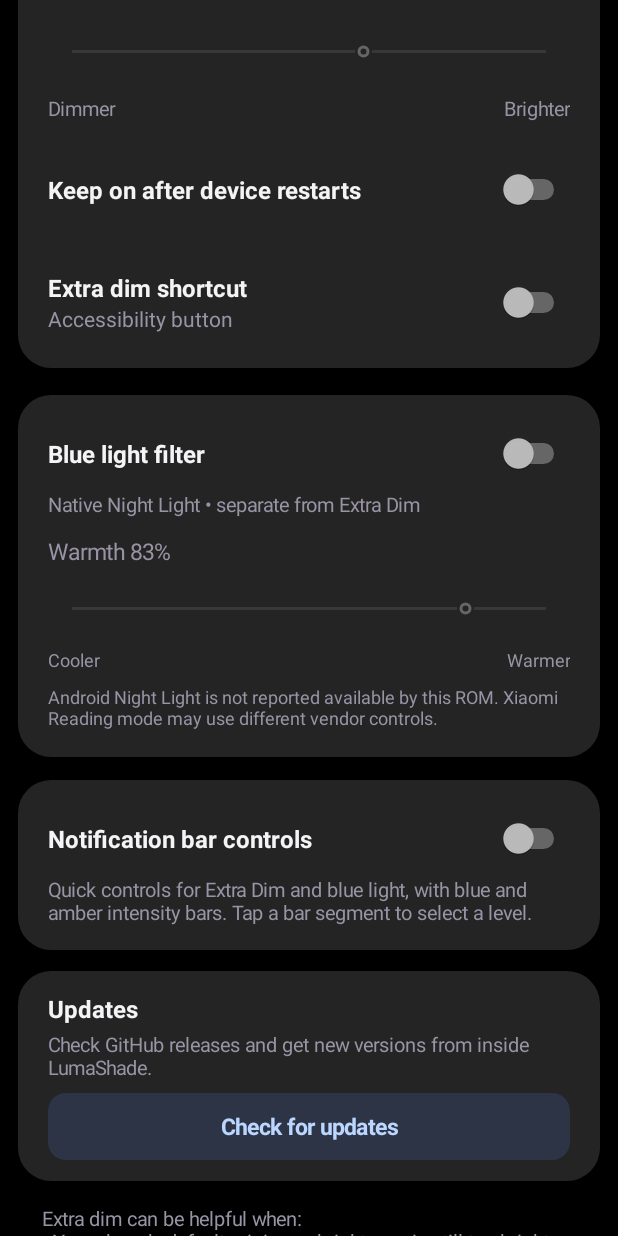
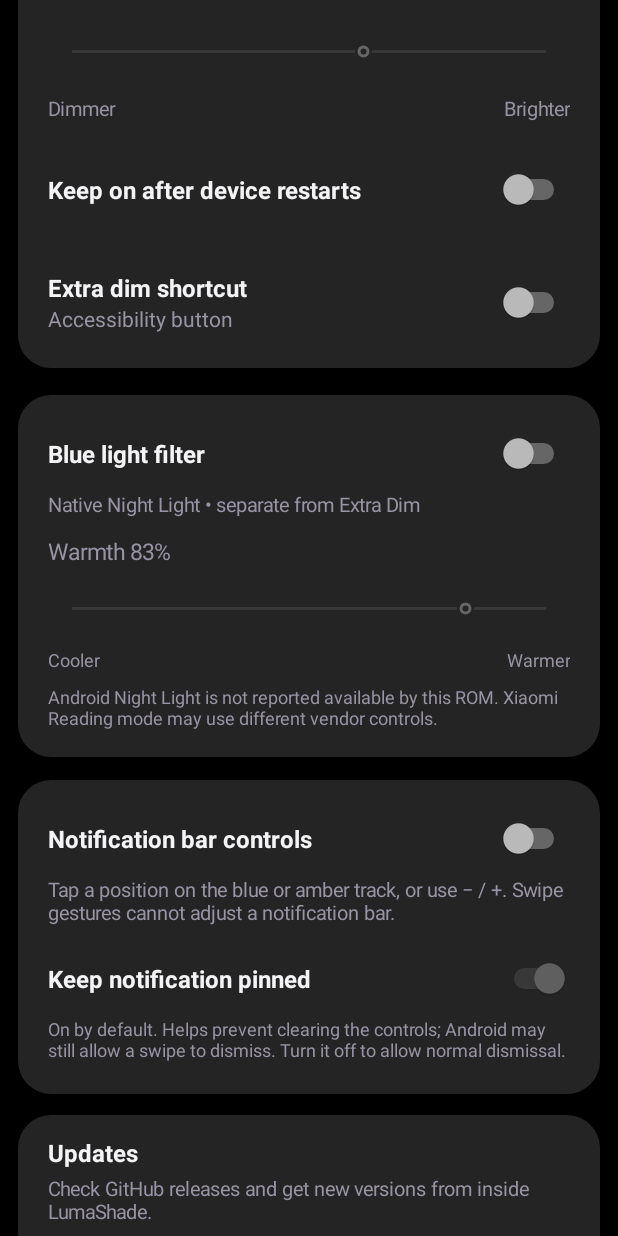
Before and after one commit to StrokeDot/ExtraDimNative, an Android app: the screen it shows after launch (MainActivity), scrolled down 576 dp, on a phone screen of 412 x 824 dp. Run offline under Robolectric (Android 15) with nearby library versions, the phone set to English and light mode, and no system bars.

Commit message:
Improve notification persistence and tappable shade controls (LumaShade v0.12)

```diff
--- a/app/build.gradle
+++ b/app/build.gradle
@@ -8,8 +8,8 @@ android {
         applicationId 'com.strokedot.extradim'
         minSdk 31
         targetSdk 35
-        versionCode 11
-        versionName '0.11.0'
+        versionCode 12
+        versionName '0.12.0'
     }
     buildFeatures {
         buildConfig true
--- a/app/src/main/java/com/strokedot/extradim/MainActivity.java
+++ b/app/src/main/java/com/strokedot/extradim/MainActivity.java
@@ -37,7 +37,7 @@ public final class MainActivity extends Activity {
     private static final int PANEL = 0xFF242424;
     private static final String GRANT =
         "adb -d shell pm grant com.strokedot.extradim android.permission.WRITE_SECURE_SETTINGS";
-    private Switch enabled, persist, shortcut, notificationControls, blueLight;
+    private Switch enabled, persist, shortcut, notificationControls, pinnedNotification, blueLight;
     private SeekBar intensity, warmth;
     private TextView warmthLabel;
     private PhoneIllustrationView illustration;
@@ -257,9 +257,16 @@ public final class MainActivity extends Activity {
         notificationControls = sw();
         notificationCard.addView(labelSwitch("Notification bar controls", notificationControls),lp(-1,-2));
         TextView notificationHint = text(
-                "Quick controls for Extra Dim and blue light, with blue and amber intensity bars. Tap a bar segment to select a level.",
+                "Tap a position on the blue or amber track, or use − / +. Swipe gestures cannot adjust a notification bar.",
                 13,GREY,false);
         addWithMargins(notificationCard, notificationHint,0,2);
+        addGap(notificationCard,8);
+        pinnedNotification = sw();
+        notificationCard.addView(labelSwitch("Keep notification pinned", pinnedNotification), lp(-1,-2));
+        TextView pinnedHint = text(
+                "On by default. Helps prevent clearing the controls; Android may still allow a swipe to dismiss. Turn it off to allow normal dismissal.",
+                12,GREY,false);
+        addWithMargins(notificationCard,pinnedHint,0,7);
         addWithMargins(body,notificationCard,0,14);
         LinearLayout updateCard = panel();
         TextView updateTitle=text("Updates",16,WHITE,true);
@@ -382,6 +389,13 @@ public final class MainActivity extends Activity {
                 sync();
             }
         });
+        pinnedNotification.setOnCheckedChangeListener((button, checked) -> {
+            if (syncing) return;
+            NotificationController.setPinned(this, checked);
+            if (checked) Toast.makeText(this,
+                    "Pinned mode enabled (Android can still permit manual dismissal).",
+                    Toast.LENGTH_LONG).show();
+        });
         notificationControls.setOnCheckedChangeListener((button, checked) -> {
             if (syncing) return;
             if (checked && !NotificationController.canPost(this)) {
@@ -489,6 +503,7 @@ public final class MainActivity extends Activity {
         if (illustration != null) illustration.setWarmthEnabled(BlueLightController.active(this));
         shortcut.setChecked(shortcutEnabled());
         notificationControls.setChecked(NotificationController.enabled(this));
+        pinnedNotification.setChecked(NotificationController.pinned(this));
         boolean available = DimController.featureReportedAvailable(this);
         currentStatus.setText("Native dimming " + (DimController.active(this) ? "ON" : "OFF")
                 + "  ·  saved level " + DimController.level(this)
@@ -513,6 +528,7 @@ public final class MainActivity extends Activity {
         persist.setEnabled(permitted);
         shortcut.setEnabled(permitted);
         notificationControls.setEnabled(permitted);
+        pinnedNotification.setEnabled(NotificationController.enabled(this));
         permissionBanner.setVisibility(permitted?View.GONE:View.VISIBLE);
         if (!permitted) {
             permissionBanner.setText("One-time ADB setup required. Tap to copy the permission command, run it from PowerShell, then return to this screen.");
--- /dev/null
+++ b/app/src/main/res/drawable/bg_notification_control_button.xml
@@ -0,0 +1,5 @@
+<?xml version="1.0" encoding="utf-8"?>
+<shape xmlns:android="http://schemas.android.com/apk/res/android" android:shape="rectangle">
+  <solid android:color="#3B4354"/>
+  <corners android:radius="11dp"/>
+</shape>
```
Also changed, not shown: app/src/main/java/com/strokedot/extradim/NotificationController.java (+18 -1 lines), app/src/main/res/layout/notification_lumashade_big.xml (+40 -40 lines), 1 other file.
